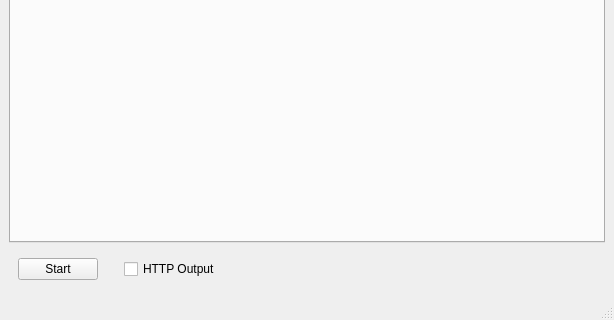
First picture: the form in src/demo/fly_sorter/fly_sorter_window.ui, repository janelia-idf/bias, before the edit; both pictures show x 0 to 614 and y 177 to 497 of the 614 by 497 pixel window.
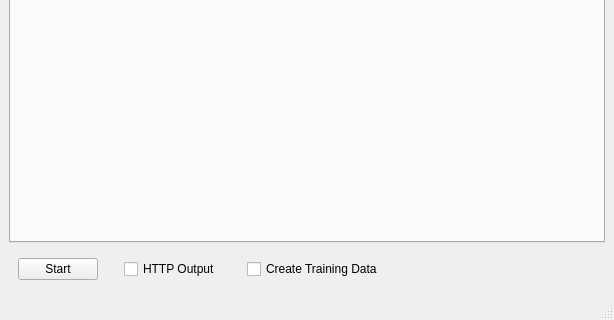
Second picture: the form after the edit.

Commit message: Worked on writing training data.

```diff
--- a/src/demo/fly_sorter/fly_sorter_window.ui
+++ b/src/demo/fly_sorter/fly_sorter_window.ui
@@ -153,6 +153,29 @@
          </property>
         </widget>
        </item>
+       <item>
+        <spacer name="horizontalSpacer_4">
+         <property name="orientation">
+          <enum>Qt::Horizontal</enum>
+         </property>
+         <property name="sizeType">
+          <enum>QSizePolicy::Fixed</enum>
+         </property>
+         <property name="sizeHint" stdset="0">
+          <size>
+           <width>20</width>
+           <height>20</height>
+          </size>
+         </property>
+        </spacer>
+       </item>
+       <item>
+        <widget class="QCheckBox" name="trainingDataCheckBoxPtr_">
+         <property name="text">
+          <string>Create Training Data</string>
+         </property>
+        </widget>
+       </item>
        <item>
         <spacer name="horizontalSpacer">
          <property name="orientation">
```
The commit also changes 5 other files.
